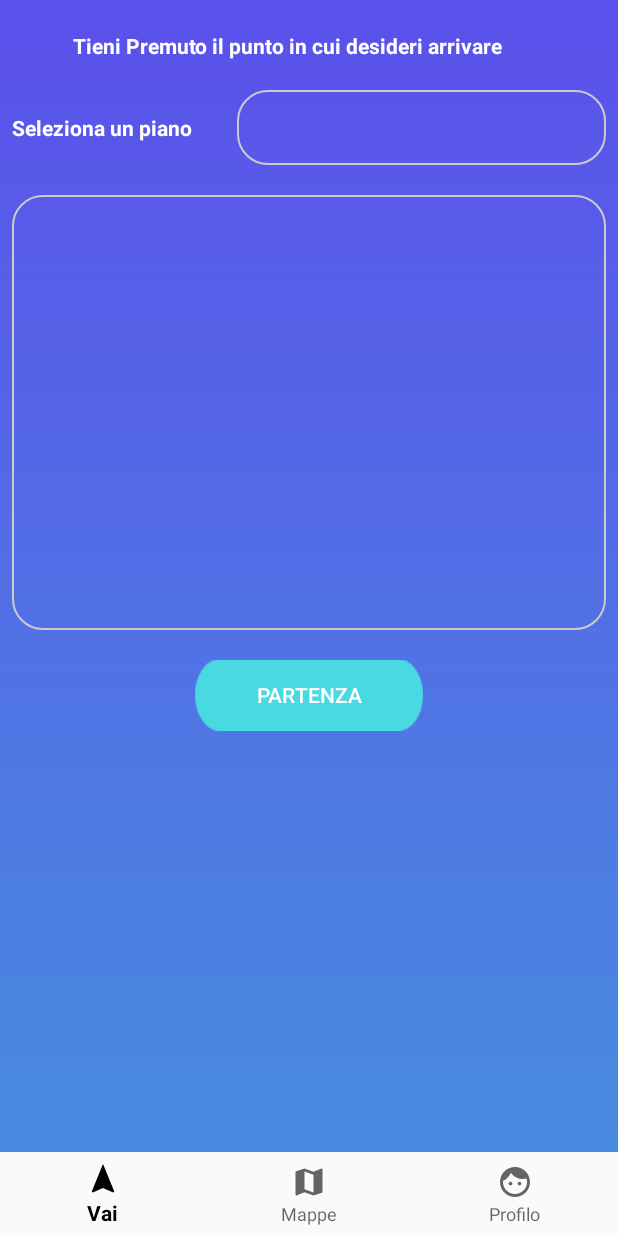
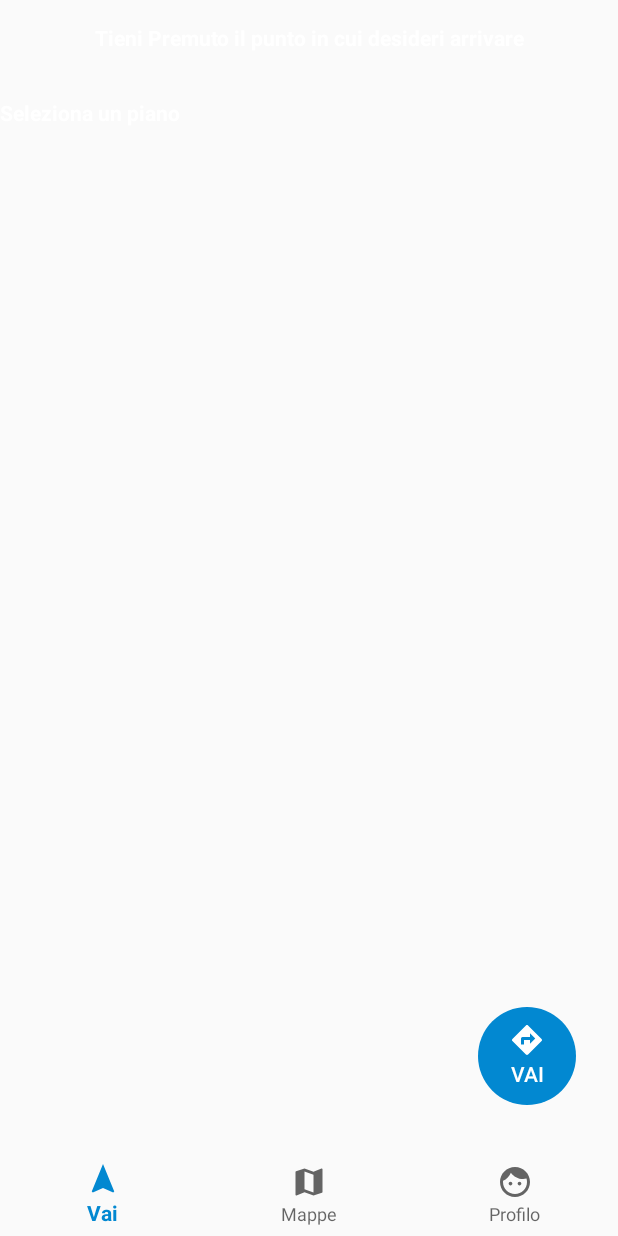
Before and after one commit to Alescoppe94/GoSafeClient, an Android app: the VaiActivity screen opened directly, with no data from a screen before it, on a phone screen of 412 x 824 dp. Run offline under Robolectric (Android 15) with nearby library versions, the phone set to English and light mode, and no system bars; libraries missing offline, so code that uses them is left out: com.davemorrissey.labs; plain views replace SubsamplingScaleImageView; 14 statements that could not run were skipped.

Commit message:
migliorata grafica

```diff
--- /dev/null
+++ b/app/src/main/res/drawable-nodpi/ic_vai_icon.xml
@@ -0,0 +1,8 @@
+<!-- drawable/directions.xml -->
+<vector xmlns:android="http://schemas.android.com/apk/res/android"
+    android:height="24dp"
+    android:width="24dp"
+    android:viewportWidth="24"
+    android:viewportHeight="24">
+    <path android:fillColor="#fff" android:pathData="M14,14.5V12H10V15H8V11A1,1 0 0,1 9,10H14V7.5L17.5,11M21.71,11.29L12.71,2.29H12.7C12.31,1.9 11.68,1.9 11.29,2.29L2.29,11.29C1.9,11.68 1.9,12.32 2.29,12.71L11.29,21.71C11.68,22.09 12.31,22.1 12.71,21.71L21.71,12.71C22.1,12.32 22.1,11.68 21.71,11.29Z" />
+</vector>
--- /dev/null
+++ b/app/src/main/res/drawable/background_genericbutton2.xml
@@ -0,0 +1,16 @@
+<?xml version="1.0" encoding="utf-8"?>
+<layer-list xmlns:android="http://schemas.android.com/apk/res/android">
+    <item>
+        <shape
+            xmlns:android="http://schemas.android.com/apk/res/android"
+            android:shape="oval">
+
+            <solid
+                android:color="#0288D1"/>
+
+            <size
+                android:width="40dp"
+                android:height="80dp"/>
+        </shape>
+    </item>
+</layer-list>
--- a/app/src/main/res/drawable/customborder.xml
+++ b/app/src/main/res/drawable/customborder.xml
@@ -1,6 +1,4 @@
 <?xml version="1.0" encoding="UTF-8"?>
 <shape xmlns:android="http://schemas.android.com/apk/res/android" android:shape="rectangle">
-    <corners android:radius="20dp"/>
-    <padding android:left="10dp" android:right="10dp" android:top="10dp" android:bottom="10dp"/>
-    <stroke android:width="1dp" android:color="#CCCCCC"/>
+    <stroke android:width="0dp" />
 </shape>
--- /dev/null
+++ b/app/src/main/res/drawable/main_app_gradients.xml
@@ -0,0 +1,14 @@
+<?xml version="1.0" encoding="utf-8"?>
+<shape xmlns:android="http://schemas.android.com/apk/res/android">
+
+    <gradient
+        android:endColor="#B3E5FC"
+        android:centerColor="#E1F5FE"
+        android:startColor="#ffffff"
+        android:angle="90"/>
+    <padding android:left="7dp"
+        android:top="7dp"
+        android:right="7dp"
+        android:bottom="7dp" />
+
+</shape>
--- a/app/src/main/res/layout/activity_vai.xml
+++ b/app/src/main/res/layout/activity_vai.xml
@@ -6,8 +6,7 @@
     android:layout_width="match_parent"
     android:layout_height="match_parent"
     tools:context="com.example.alessandro.gosafe.VaiActivity"
-    tools:layout_editor_absoluteY="81dp"
-    android:background="@drawable/bg">
+    tools:layout_editor_absoluteY="81dp">
 
     <android.support.constraint.ConstraintLayout
         android:layout_width="match_parent"
@@ -18,6 +17,7 @@
         app:layout_constraintTop_toTopOf="parent">
 
         <include layout="@layout/content_vai"/>
+
 
     </android.support.constraint.ConstraintLayout>
 
--- a/app/src/main/res/layout/content_vai.xml
+++ b/app/src/main/res/layout/content_vai.xml
@@ -1,42 +1,47 @@
 <?xml version="1.0" encoding="utf-8"?>
 <RelativeLayout
-    xmlns:android="http://schemas.android.com/apk/res/android"
     android:layout_width="match_parent"
     android:layout_height="match_parent"
-    xmlns:app="http://schemas.android.com/apk/res-auto">
+    xmlns:android="http://schemas.android.com/apk/res/android">
+
     <LinearLayout
+        android:id="@+id/titolo"
         android:layout_width="match_parent"
-        android:layout_height="50dp"
-        android:layout_marginTop="5dp">
+        android:layout_height="50dp">
 
         <TextView
             android:id="@+id/vaiLabel"
-            android:layout_width="383dp"
+            android:layout_width="match_parent"
             android:layout_height="wrap_content"
             android:layout_alignParentTop="true"
             android:layout_alignStart="@+id/relativeLayout"
             android:layout_gravity="center"
             android:gravity="center"
+            android:text="Tieni Premuto il punto in cui desideri arrivare"
             android:textColor="#FFF"
-            android:textStyle="bold"
-            android:text="Tieni Premuto il punto in cui desideri arrivare" />
+            android:textStyle="bold" />
 
     </LinearLayout>
+
+    <LinearLayout
+        android:id="@+id/pro"
+        android:layout_width="match_parent"
+        android:layout_height="match_parent"
+        android:layout_below="@+id/titolo"
+        android:gravity="top">
 
         <RelativeLayout
             android:id="@+id/relativeLayout"
             android:layout_width="match_parent"
             android:layout_height="match_parent"
-        android:layout_marginBottom="8dp"
-        android:layout_marginEnd="8dp"
-        android:layout_marginStart="8dp"
-        android:layout_marginTop="60dp">
+            android:fillViewport="true">
 
             <LinearLayout
                 android:id="@+id/linearspinner"
                 android:layout_width="match_parent"
                 android:layout_height="wrap_content"
                 android:layout_alignParentStart="true"
+                android:layout_alignParentTop="true"
                 android:gravity="top"
                 android:orientation="horizontal">
 
@@ -45,8 +50,8 @@
                     android:layout_width="wrap_content"
                     android:layout_height="wrap_content"
                     android:layout_alignParentLeft="true"
+                    android:layout_gravity="center_vertical"
                     android:text="@string/seleziona_piano"
-                android:layout_gravity="center_vertical"
                     android:textColor="#FFF"
                     android:textStyle="bold" />
 
@@ -61,14 +66,13 @@
                     android:background="@drawable/customborder" />
             </LinearLayout>
 
-        <LinearLayout
+
+
+                <RelativeLayout
+                    android:id="@+id/mappaLayout"
                     android:layout_width="match_parent"
-            android:layout_height="wrap_content"
-            android:layout_below="@+id/linearspinner"
-            android:id = "@+id/mappaLayout"
-            android:layout_marginTop="20dp"
-            android:background="@drawable/customborder"
-            android:orientation="vertical">
+                    android:layout_height="match_parent"
+                    android:layout_below="@+id/linearspinner">
 
                     <!--<com.davemorrissey.labs.subscaleview.SubsamplingScaleImageView
                 android:id="@+id/imageViewPiano"
@@ -77,38 +81,35 @@
                 android:adjustViewBounds="true"
                 android:scaleType="matrix" />-->
 
+
                     <com.example.alessandro.gosafe.helpers.PinView
                         android:id="@+id/imageViewPiano"
                         android:layout_width="match_parent"
-                android:layout_height="270dp"
+                        android:layout_height="match_parent"
                         android:adjustViewBounds="true"
                         android:scaleType="matrix" />
-        </LinearLayout>
 
-        <LinearLayout
-            android:layout_width="match_parent"
-            android:layout_height="wrap_content"
-            android:id="@+id/buttonLayout"
-            android:layout_below="@id/mappaLayout"
-            android:gravity="center"
-            android:layout_marginTop="20dp">
 
                     <Button
                         android:id="@+id/partenzabutton"
-                android:layout_width="152dp"
-                android:layout_height="wrap_content"
+                        android:layout_width="65dp"
+                        android:layout_height="65dp"
+                        android:layout_alignParentBottom="true"
+                        android:layout_alignParentEnd="true"
                         android:layout_gravity="center"
-                android:layout_marginBottom="1dp"
-                android:background="@drawable/genericbuttonradius"
+                        android:layout_marginBottom="31dp"
+                        android:layout_marginEnd="28dp"
+                        android:background="@drawable/background_genericbutton2"
+                        android:drawableTop="@drawable/ic_vai_icon"
                         android:onClick="avviaPercorso"
-                android:text="Partenza"
+                        android:padding="10dp"
+                        android:text="Vai"
                         android:textColor="#ffff" />
+                </RelativeLayout>
 
-
-        </LinearLayout>
 
 
         </RelativeLayout>
-
+    </LinearLayout>
 
 </RelativeLayout>
--- a/app/src/main/res/values/colors.xml
+++ b/app/src/main/res/values/colors.xml
@@ -1,6 +1,6 @@
 <?xml version="1.0" encoding="utf-8"?>
 <resources>
-    <color name="colorPrimary">#000</color>
+    <color name="colorPrimary">#0288D1</color>
     <color name="colorPrimaryDark">#000</color>
     <color name="colorAccent">#fff</color>
 </resources>
```
Lines whose indentation alone changed are shown as unchanged.
